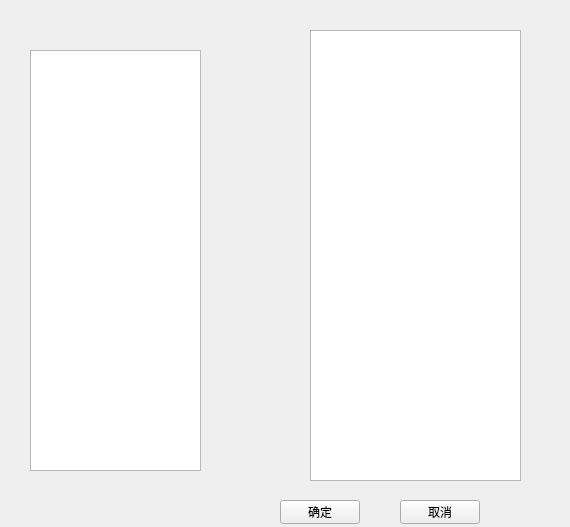
First picture: the form in src/config_ui/qt/src/config/ui/variant_edit/extend/ve_ed_selectvar.ui, repository eth-from-zero/qzy-environmental-monitoring, before the edit.
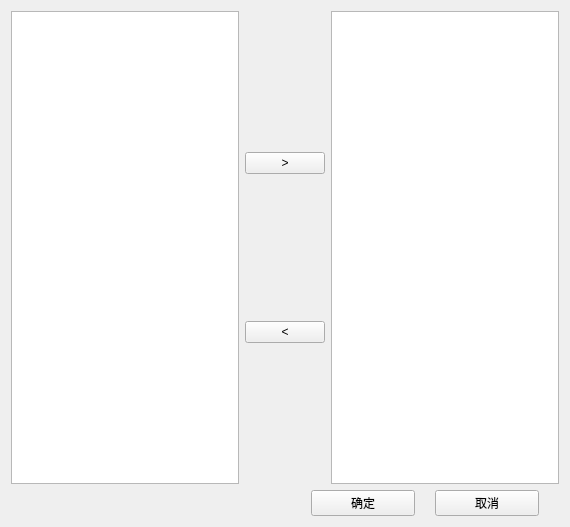
Second picture: the form after the edit.

Diff of the .ui file:
```diff
--- a/src/config_ui/qt/src/config/ui/variant_edit/extend/ve_ed_selectvar.ui
+++ b/src/config_ui/qt/src/config/ui/variant_edit/extend/ve_ed_selectvar.ui
@@ -13,52 +13,63 @@
   <property name="windowTitle">
    <string>Form</string>
   </property>
-  <widget class="QTableView" name="tv_left">
-   <property name="geometry">
-    <rect>
-     <x>30</x>
-     <y>50</y>
-     <width>171</width>
-     <height>421</height>
-    </rect>
-   </property>
-  </widget>
-  <widget class="QTableView" name="tv_right">
-   <property name="geometry">
-    <rect>
-     <x>310</x>
-     <y>30</y>
-     <width>211</width>
-     <height>451</height>
-    </rect>
-   </property>
-  </widget>
+  <layout class="QVBoxLayout" name="verticalLayout_2">
+   <item>
+    <layout class="QHBoxLayout" name="horizontalLayout">
+     <item>
+      <widget class="QTableView" name="tv_left"/>
+     </item>
+     <item>
+      <layout class="QVBoxLayout" name="verticalLayout">
+       <item>
+        <widget class="QPushButton" name="btn_toright">
+         <property name="text">
+          <string>&gt;</string>
+         </property>
+        </widget>
+       </item>
+       <item>
+        <widget class="QPushButton" name="btn_toleft">
+         <property name="text">
+          <string>&lt;</string>
+         </property>
+        </widget>
+       </item>
+      </layout>
+     </item>
+     <item>
+      <widget class="QTableView" name="tv_right"/>
+     </item>
+    </layout>
+   </item>
+   <item>
+    <layout class="QHBoxLayout" name="horizontalLayout_2">
+     <property name="spacing">
+      <number>20</number>
+     </property>
+     <property name="leftMargin">
+      <number>300</number>
+     </property>
+     <property name="rightMargin">
+      <number>20</number>
+     </property>
+     <item>
   <widget class="QPushButton" name="btn_ok">
-   <property name="geometry">
-    <rect>
-     <x>280</x>
-     <y>500</y>
-     <width>80</width>
-     <height>24</height>
-    </rect>
-   </property>
    <property name="text">
     <string>确定</string>
    </property>
   </widget>
+     </item>
+     <item>
   <widget class="QPushButton" name="btn_cancel">
-   <property name="geometry">
-    <rect>
-     <x>400</x>
-     <y>500</y>
-     <width>80</width>
-     <height>24</height>
-    </rect>
-   </property>
    <property name="text">
     <string>取消</string>
    </property>
   </widget>
+     </item>
+    </layout>
+   </item>
+  </layout>
  </widget>
  <resources/>
  <connections/>
```
Lines whose indentation alone changed are shown as unchanged.
